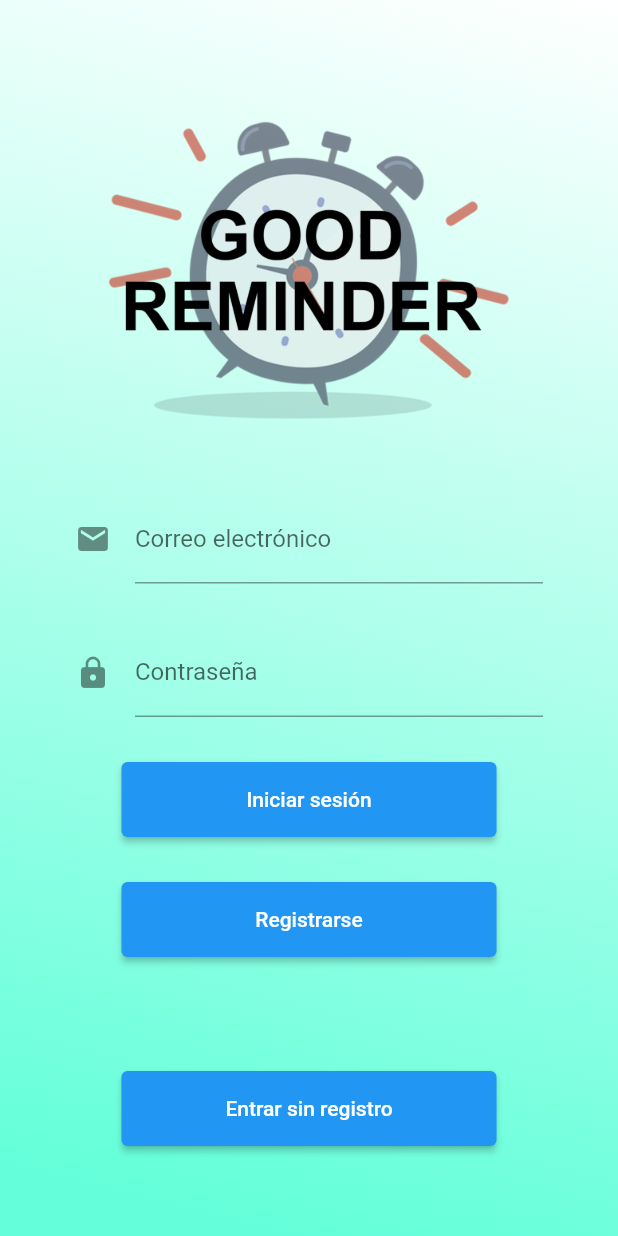
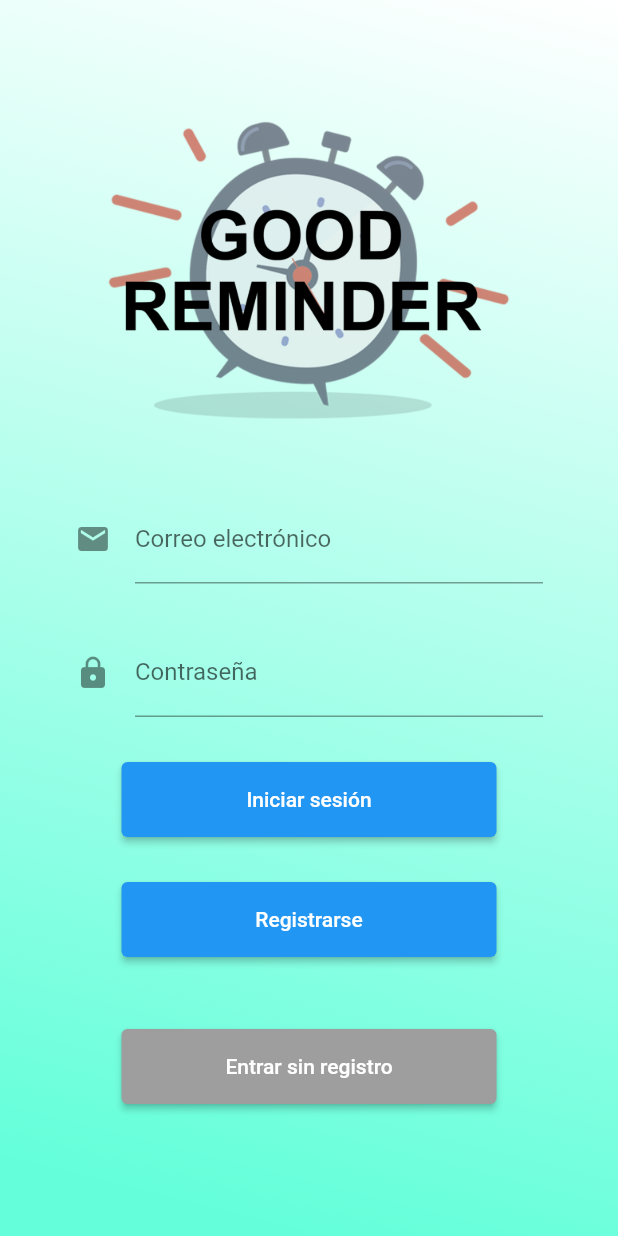
Before and after one commit to juantot9/goodreminder, a Flutter app: the screen it shows after launch, on a phone screen of 412 x 824 dp. Run offline on Flutter 3.47's test engine with Material 2 defaults, Android fonts, the phone set to English and light mode, and no system bars; our stand-ins replace date_field, firebase_auth, firebase_core, share_plus, sqflite; accounts and stored records are empty.

Commit message:
pequenyos cambios

```diff
--- a/lib/screens/authenticate/sing_in.dart
+++ b/lib/screens/authenticate/sing_in.dart
@@ -1,5 +1,4 @@
 import 'package:flutter/material.dart';
-import 'package:good_reminder/screens/authenticate/authenticate.dart';
 import 'package:good_reminder/screens/authenticate/register.dart';
 import 'package:good_reminder/screens/home/home.dart';
 import 'package:good_reminder/servicios/auth_conf.dart';
@@ -27,6 +26,8 @@ class _SignInState extends State<SignIn> {
                 begin: Alignment.topRight,
                 end: Alignment.bottomCenter,
                 colors: [Colors.white, Colors.tealAccent[200]])),
+
+        child: SingleChildScrollView(
           padding: EdgeInsets.symmetric(vertical: 20.0, horizontal: 50.0),
           child: Form(
             key: _formKey,
@@ -92,9 +93,10 @@ class _SignInState extends State<SignIn> {
                         setState(() {
                           error = 'Email o Contraseña no validos';
                         });
-                    }else{
+                      } else {
                         print('entrando');
-                      Navigator.of(context).pushReplacement(MaterialPageRoute(builder: (context) => Home()));
+                        Navigator.of(context).pushReplacement(
+                            MaterialPageRoute(builder: (context) => Home()));
                       }
                     }
                   },
@@ -123,14 +125,16 @@ class _SignInState extends State<SignIn> {
                   style: TextStyle(color: Colors.red, fontSize: 14.0),
                 ),
                 SizedBox(
-                height: 48.0,
+                  height: 20.0,
                 ),
                 ElevatedButton(
                   style: ElevatedButton.styleFrom(
+                    primary: Colors.grey[500],
                     minimumSize: const Size(250, 50),
                   ),
                   child: Container(
                     //  padding: EdgeInsets.symmetric(horizontal: 80.0, vertical: 15.0),
+
                     child: Text('Entrar sin registro'),
                   ),
                   onPressed: () async {
@@ -147,6 +151,7 @@ class _SignInState extends State<SignIn> {
             ),
           ),
         ),
+      ),
     );
   }
 }
```
Lines whose indentation alone changed are shown as unchanged.
